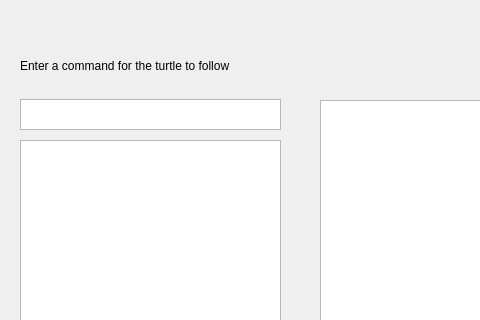
This is ui/mainwindow.ui in Huxyshuu/TurtleGraphics-1 as Qt 5 draws it before an edit; both pictures show x 0 to 480 and y 0 to 320 of the 780 by 505 pixel window. The edited form follows.
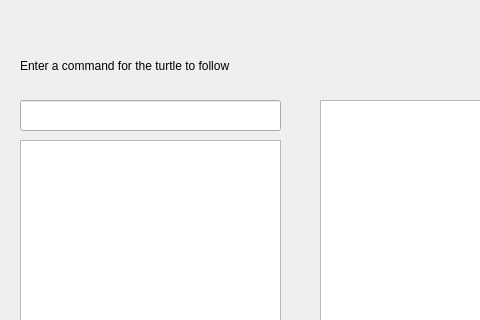
This is the edited form.

Commit message: Changed mainwindows line edit so it prints the input line.

The edit to the form file:
```diff
--- a/ui/mainwindow.ui
+++ b/ui/mainwindow.ui
@@ -24,16 +24,6 @@
      </rect>
     </property>
    </widget>
-   <widget class="QPlainTextEdit" name="plainTextEdit">
-    <property name="geometry">
-     <rect>
-      <x>20</x>
-      <y>99</y>
-      <width>261</width>
-      <height>31</height>
-     </rect>
-    </property>
-   </widget>
    <widget class="QLabel" name="label">
     <property name="geometry">
      <rect>
@@ -72,6 +62,16 @@
      </rect>
     </property>
    </widget>
+   <widget class="QLineEdit" name="lineEdit">
+    <property name="geometry">
+     <rect>
+      <x>20</x>
+      <y>100</y>
+      <width>261</width>
+      <height>31</height>
+     </rect>
+    </property>
+   </widget>
   </widget>
   <widget class="QStatusBar" name="statusbar"/>
  </widget>
```
The commit also changes 3 other files.
